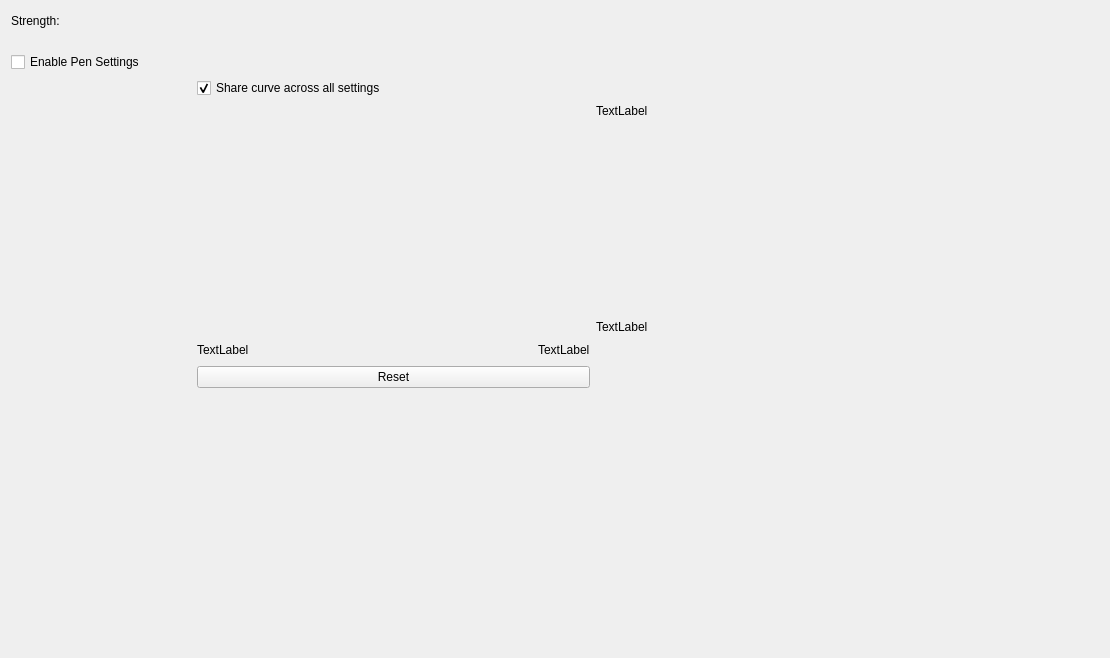
Qt form plugins/paintops/libpaintop/forms/wdgcurveoption.ui (KDE/krita) before a commit.
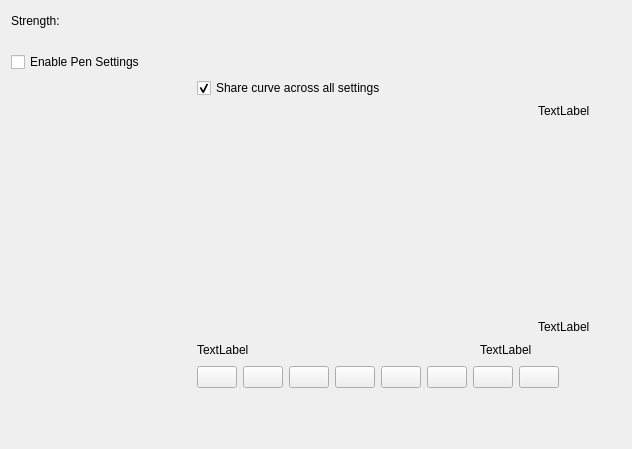
The same form after that commit. Custom widgets are drawn as their Qt base class.

Commit message: BUG: 322147 add curve presets to brush editor

Diff of the .ui file:
```diff
--- a/plugins/paintops/libpaintop/forms/wdgcurveoption.ui
+++ b/plugins/paintops/libpaintop/forms/wdgcurveoption.ui
@@ -6,12 +6,12 @@
    <rect>
     <x>0</x>
     <y>0</y>
-    <width>1110</width>
-    <height>658</height>
+    <width>632</width>
+    <height>443</height>
    </rect>
   </property>
   <layout class="QGridLayout" name="gridLayout_3">
-   <item row="0" column="0" colspan="2">
+   <item row="0" column="0">
     <layout class="QHBoxLayout" name="horizontalLayout">
      <property name="bottomMargin">
       <number>15</number>
@@ -53,6 +53,13 @@
      </item>
     </layout>
    </item>
+   <item row="1" column="0">
+    <widget class="QCheckBox" name="checkBoxUseCurve">
+     <property name="text">
+      <string>Enable Pen Settings</string>
+     </property>
+    </widget>
+   </item>
    <item row="2" column="0">
     <widget class="KisMultiSensorsSelector" name="sensorSelector" native="true">
      <property name="sizePolicy">
@@ -191,13 +198,6 @@
          </property>
         </widget>
        </item>
-       <item row="3" column="0">
-        <widget class="QPushButton" name="CurveResetButton">
-         <property name="text">
-          <string>Reset</string>
-         </property>
-        </widget>
-       </item>
       </layout>
      </item>
      <item row="0" column="3">
@@ -213,7 +213,7 @@
        </property>
       </spacer>
      </item>
-     <item row="1" column="1">
+     <item row="2" column="1">
       <spacer name="verticalSpacer">
        <property name="orientation">
         <enum>Qt::Vertical</enum>
@@ -226,15 +226,132 @@
        </property>
       </spacer>
      </item>
+     <item row="1" column="1">
+      <layout class="QHBoxLayout" name="horizontalLayout_2">
+       <item>
+        <widget class="QPushButton" name="linearCurveButton">
+         <property name="text">
+          <string/>
+         </property>
+         <property name="iconSize">
+          <size>
+           <width>16</width>
+           <height>16</height>
+          </size>
+         </property>
+        </widget>
+       </item>
+       <item>
+        <widget class="QPushButton" name="revLinearButton">
+         <property name="text">
+          <string/>
+         </property>
+         <property name="iconSize">
+          <size>
+           <width>16</width>
+           <height>16</height>
+          </size>
+         </property>
+        </widget>
+       </item>
+       <item>
+        <widget class="QPushButton" name="sCurveButton">
+         <property name="text">
+          <string/>
+         </property>
+         <property name="iconSize">
+          <size>
+           <width>16</width>
+           <height>16</height>
+          </size>
+         </property>
+        </widget>
+       </item>
+       <item>
+        <widget class="QPushButton" name="reverseSCurveButton">
+         <property name="text">
+          <string/>
+         </property>
+         <property name="iconSize">
+          <size>
+           <width>16</width>
+           <height>16</height>
+          </size>
+         </property>
+        </widget>
+       </item>
+       <item>
+        <widget class="QPushButton" name="uCurveButton">
+         <property name="text">
+          <string/>
+         </property>
+         <property name="iconSize">
+          <size>
+           <width>16</width>
+           <height>16</height>
+          </size>
+         </property>
+        </widget>
+       </item>
+       <item>
+        <widget class="QPushButton" name="revUCurveButton">
+         <property name="text">
+          <string/>
+         </property>
+         <property name="iconSize">
+          <size>
+           <width>16</width>
+           <height>16</height>
+          </size>
+         </property>
+        </widget>
+       </item>
+       <item>
+        <widget class="QPushButton" name="jCurveButton">
+         <property name="text">
+          <string/>
+         </property>
+         <property name="iconSize">
+          <size>
+           <width>16</width>
+           <height>16</height>
+          </size>
+         </property>
+        </widget>
+       </item>
+       <item>
+        <widget class="QPushButton" name="lCurveButton">
+         <property name="text">
+          <string/>
+         </property>
+         <property name="iconSize">
+          <size>
+           <width>16</width>
+           <height>16</height>
+          </size>
+         </property>
+         <property name="shortcut">
+          <string>Ctrl+S</string>
+         </property>
+        </widget>
+       </item>
+       <item>
+        <spacer name="horizontalSpacer_3">
+         <property name="orientation">
+          <enum>Qt::Horizontal</enum>
+         </property>
+         <property name="sizeHint" stdset="0">
+          <size>
+           <width>40</width>
+           <height>20</height>
+          </size>
+         </property>
+        </spacer>
+       </item>
+      </layout>
+     </item>
     </layout>
    </item>
-   <item row="1" column="0" colspan="2">
-    <widget class="QCheckBox" name="checkBoxUseCurve">
-     <property name="text">
-      <string>Enable Pen Settings</string>
-     </property>
-    </widget>
-   </item>
   </layout>
  </widget>
  <customwidgets>
```
The commit also changes 20 other files.
